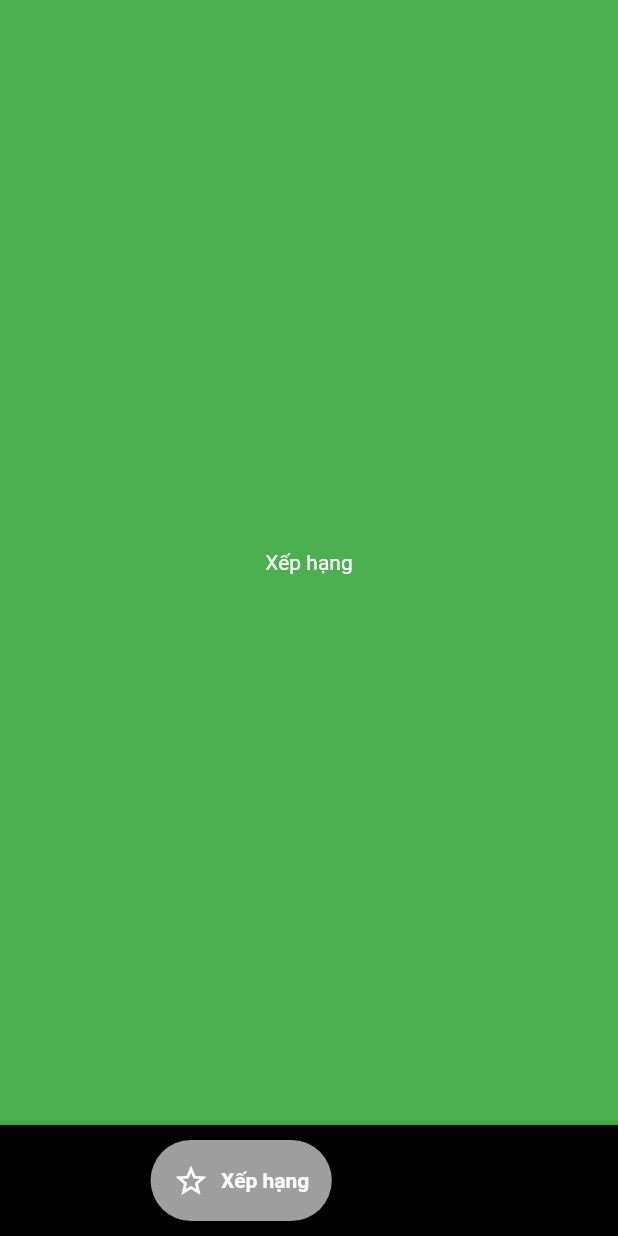
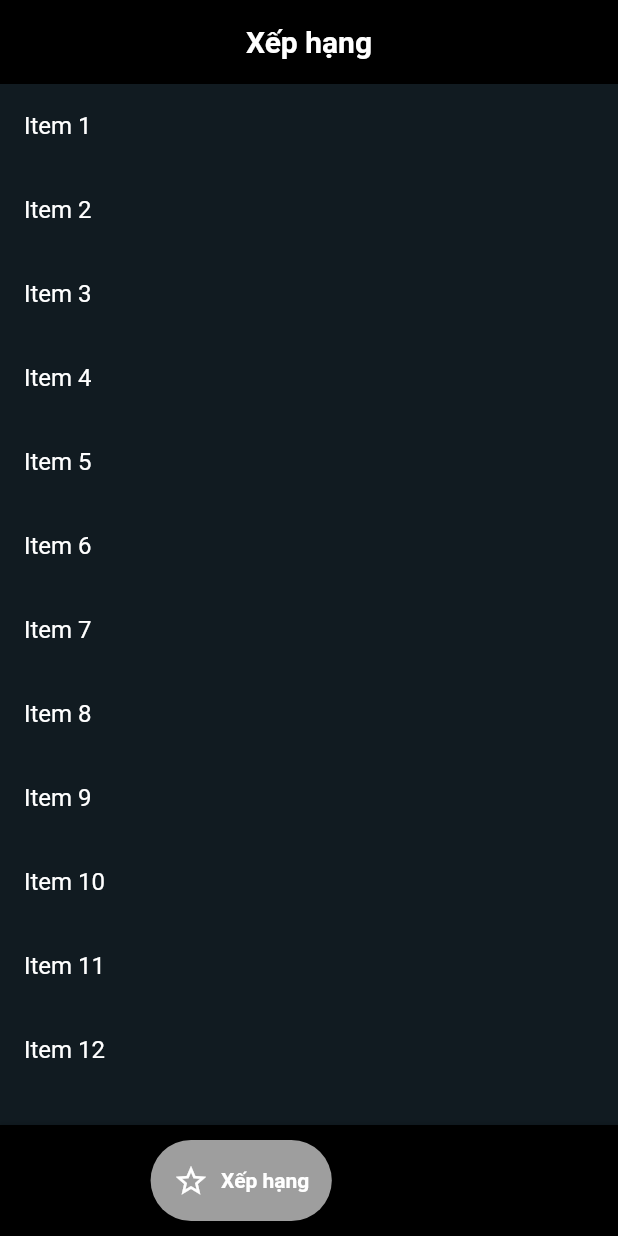
Before and after one commit to nguyenhuutu270402/flutter_comic-reading, a Flutter app: the screen it shows after launch, item 2 of the bottom bar chosen, on a phone screen of 412 x 824 dp. Run offline on Flutter 3.47's test engine with Material 2 defaults, Android fonts, the phone set to English and light mode, and no system bars; drawn by our look-alikes of google_nav_bar; our stand-ins replace bloc, cached_network_image, dio, flutter_bloc, flutter_easyloading, flutter_rating_bar and 3 more; network calls fail.

Commit message:
update 94

```diff
--- a/lib/screens/xep_hang/xep_hang_page.dart
+++ b/lib/screens/xep_hang/xep_hang_page.dart
@@ -1,3 +1,4 @@
+import 'package:comic_reading/common/extension/custom_theme_extension.dart';
 import 'package:comic_reading/common/widgets/touch_opacity_widget.dart';
 import 'package:flutter/material.dart';
 
@@ -9,25 +10,52 @@ class XepHangPage extends StatefulWidget {
 }
 
 class _XepHangPageState extends State<XepHangPage> {
+  final List<String> items = List.generate(20, (index) => 'Item ${index + 1}');
+
   @override
   Widget build(BuildContext context) {
-    return Container(
-      color: Colors.green,
-      child: Center(
-        child: TouchOpacityWidget(
-          // activeOpacity: 0.9,
-          onTap: () {
-            print("tap xep hang opacity");
-          },
-          onLongPress: () {
-            print("long press ne");
-          },
-          child: Container(
-            // color: Colors.red,
-            child: Text('Xếp hạng'),
+    double screenWidth = MediaQuery.of(context).size.width;
+    double screenHeight = MediaQuery.of(context).size.height;
+    final myColors = Theme.of(context).extension<CustomThemeExtension>()!;
+    return Scaffold(
+      body: CustomScrollView(
+        slivers: [
+          SliverAppBar(
+            floating: true,
+            snap: true,
+            // pinned: true,
+            title: Text(
+              "Xếp hạng",
+              style: TextStyle(
+                  fontWeight: FontWeight.bold, color: myColors.blackOrWhite),
+            ),
+            centerTitle: true,
+            backgroundColor: myColors.whiteOrBlack,
           ),
-        ),
+          SliverList(
+            delegate: SliverChildBuilderDelegate(
+              (context, index) {
+                if (index < items.length) {
+                  return ListTile(
+                    title: Text(items[index]),
+                  );
+                } else {
+                  return _buildLoader();
+                }
+              },
+              childCount: items.length + 1,
+            ),
+          ),
+        ],
       ),
     );
   }
+
+  Widget _buildLoader() {
+    return Container(
+      padding: EdgeInsets.symmetric(vertical: 32),
+      alignment: Alignment.center,
+      child: CircularProgressIndicator(),
+    );
+  }
 }
```
Also changed, not shown: lib/screens/xep_hang/cubit/xep_hang_cubit.dart (added, +23 -0 lines), lib/screens/xep_hang/cubit/xep_hang_state.dart (added, +19 -0 lines).
